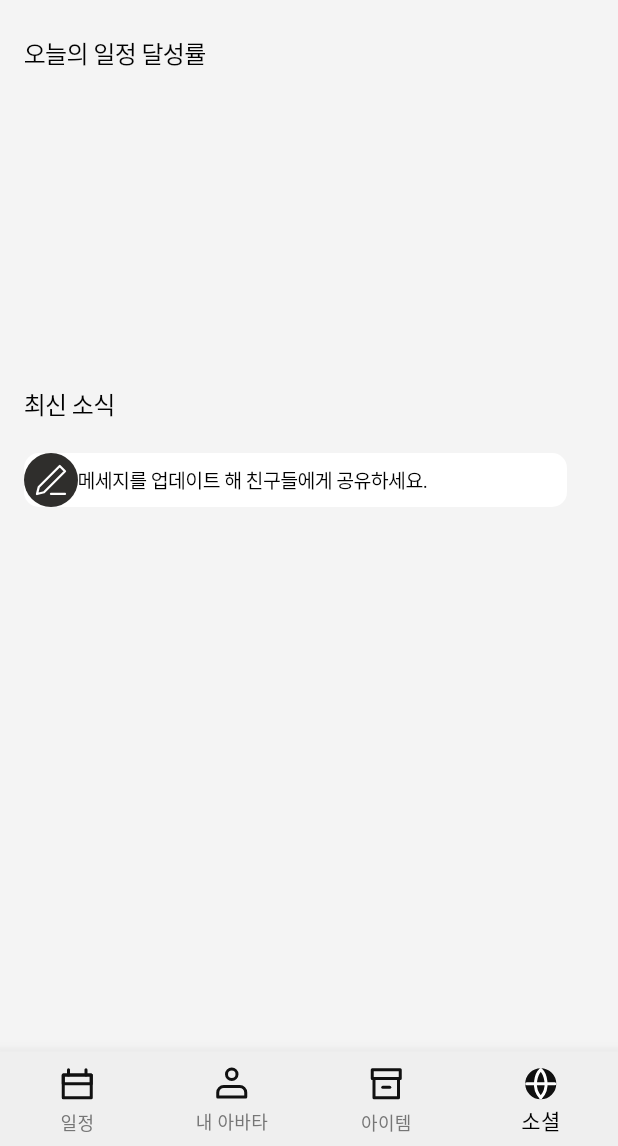
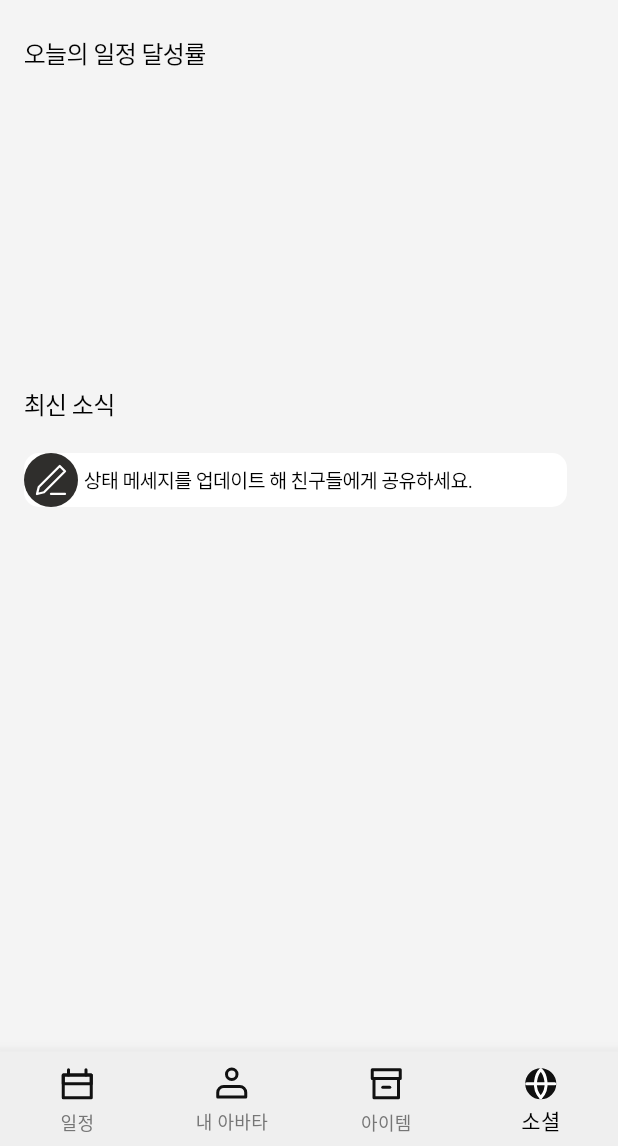
Before and after one commit to itsTimePlanear/planear, a Flutter app: the MainScreen screen opened directly, item 4 of the bottom bar chosen, on a phone screen of 412 x 824 dp, the part 90-1236 px from its top. Run offline on Flutter 3.47's test engine with Material 3 defaults, Android fonts, the phone set to English and light mode, and no system bars; our stand-ins replace carousel_slider, dropdown_button2, flutter_riverpod, flutter_secure_storage, flutter_styled_toast, flutter_svg and 9 more; missing offline and left inert: dart:ffi; accounts and stored records are empty; network calls fail; Roboto replaces fonts that are missing (Pretendard, PretendardRegular, PretendardSemi); project files that could hold a hidden picture were left out.

Commit message:
상태 메세지 버튼 수정

```diff
--- a/lib/screen/social_screen/social_screen.dart
+++ b/lib/screen/social_screen/social_screen.dart
@@ -242,7 +242,7 @@ class _SocialScreenState extends ConsumerState<SocialScreen> {
         Container(
           child: Stack(children: [
             Container(
-              padding: const EdgeInsets.only(right: 60, top: 8,bottom: 8 ,left: 10),
+              padding: const EdgeInsets.symmetric(horizontal: 40, vertical: 8),
               width: MediaQuery.sizeOf(context).width - 50,
               decoration: BoxDecoration(
                   borderRadius: BorderRadius.circular(10), color: Colors.white),
```
